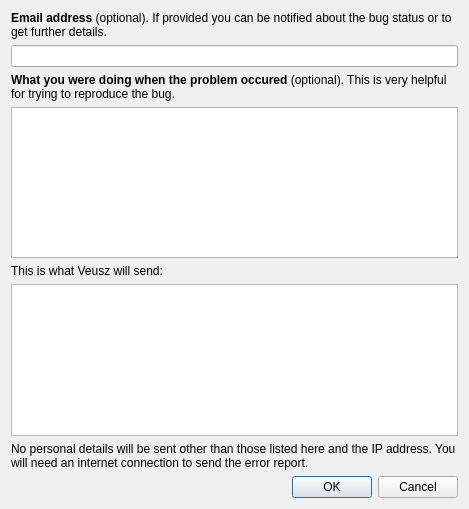
Above: ui/exceptionsend.ui from OpenReliability/OpenReliability before the change. Below: the same form after it.
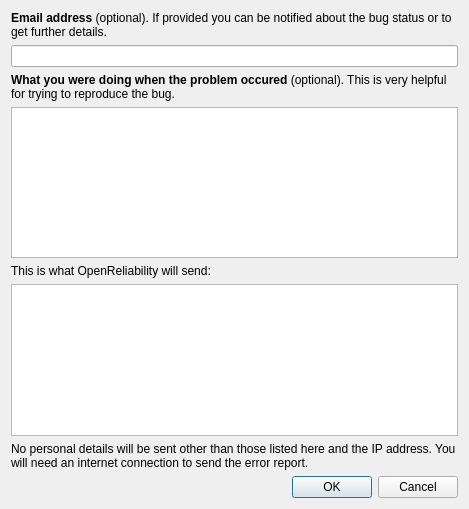
That is the form after the change.

The edit to the form file:
```diff
--- a/ui/exceptionsend.ui
+++ b/ui/exceptionsend.ui
@@ -43,7 +43,7 @@
    <item>
     <widget class="QLabel" name="label_3">
      <property name="text">
-      <string>This is what Veusz will send:</string>
+      <string>This is what OpenReliability will send:</string>
      </property>
     </widget>
    </item>
```
Left out of the diff: 2 changed lines with no effect on the pictures.
